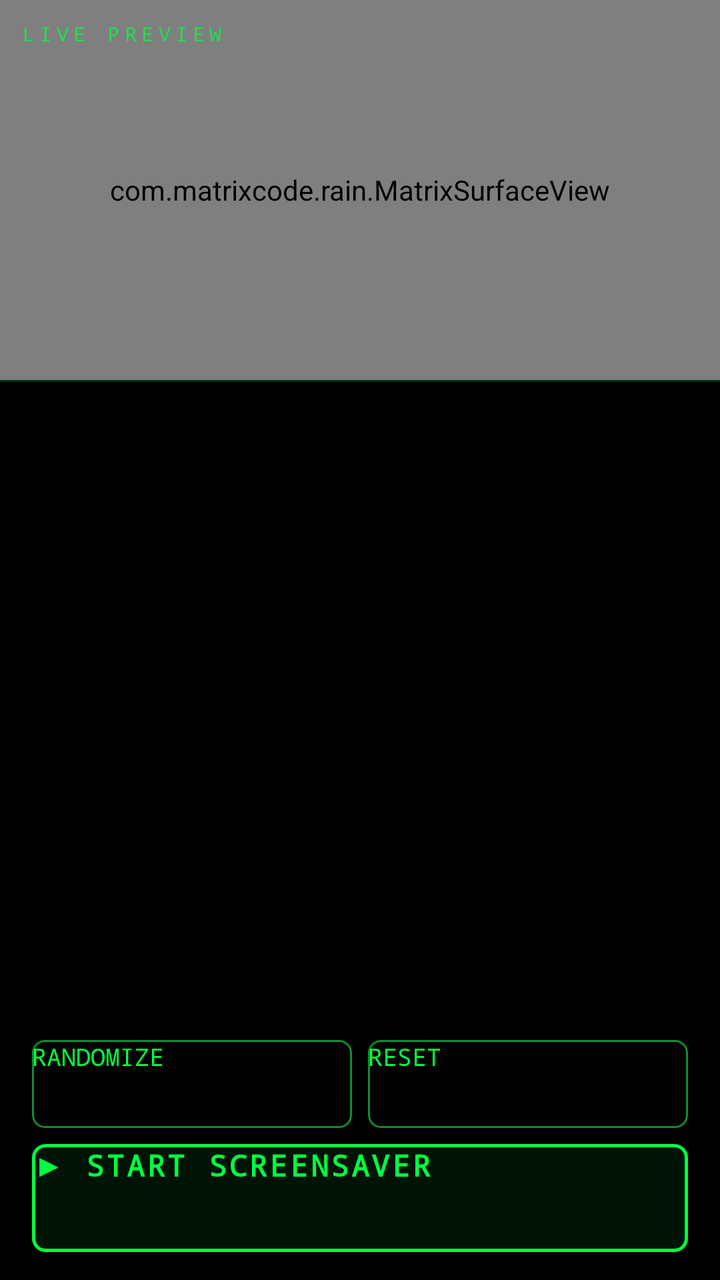
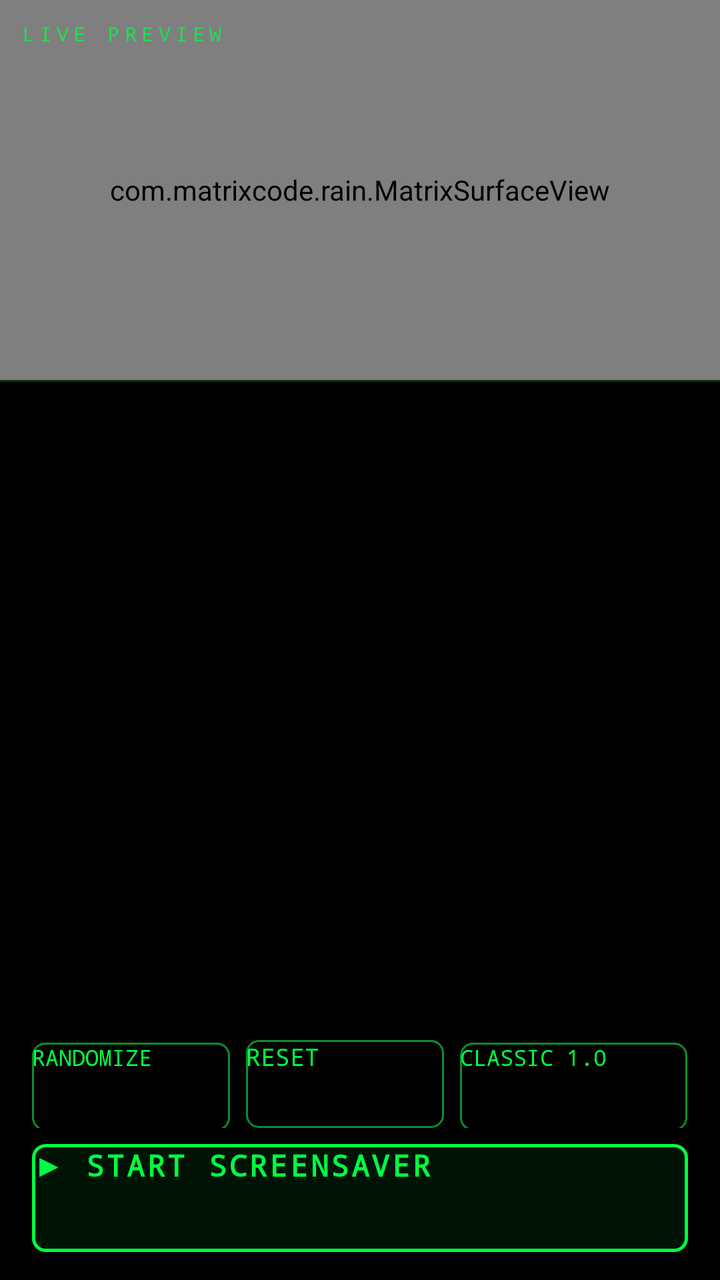

Screens rendered from an Android XML layout before and after an edit, with the pre-edit source and the edit as a unified diff.
<!-- AndroidManifest.xml: application theme Theme.MatrixCode -->
<!-- res/layout/activity_main.xml -->
<?xml version="1.0" encoding="utf-8"?>
<LinearLayout xmlns:android="http://schemas.android.com/apk/res/android"
    android:layout_width="match_parent"
    android:layout_height="match_parent"
    android:orientation="vertical"
    android:background="@color/black"
    android:fitsSystemWindows="true">

    <FrameLayout
        android:id="@+id/previewFrame"
        android:layout_width="match_parent"
        android:layout_height="190dp">

        <com.matrixcode.rain.MatrixSurfaceView
            android:id="@+id/preview"
            android:layout_width="match_parent"
            android:layout_height="match_parent" />

        <TextView
            android:layout_width="wrap_content"
            android:layout_height="wrap_content"
            android:layout_gravity="top|start"
            android:layout_margin="10dp"
            android:text="@string/preview_label"
            android:textColor="@color/matrix_green"
            android:alpha="0.75"
            android:letterSpacing="0.25"
            android:textSize="10sp"
            android:fontFamily="monospace" />
    </FrameLayout>

    <View
        android:layout_width="match_parent"
        android:layout_height="1dp"
        android:background="@color/panel_line" />

    <ScrollView
        android:id="@+id/scroll"
        android:layout_width="match_parent"
        android:layout_height="0dp"
        android:layout_weight="1"
        android:scrollbars="none"
        android:clipToPadding="false">

        <LinearLayout
            android:id="@+id/controls"
            android:layout_width="match_parent"
            android:layout_height="wrap_content"
            android:orientation="vertical"
            android:paddingStart="16dp"
            android:paddingEnd="16dp"
            android:paddingTop="8dp"
            android:paddingBottom="16dp" />
    </ScrollView>

    <LinearLayout
        android:layout_width="match_parent"
        android:layout_height="wrap_content"
        android:orientation="vertical"
        android:background="#F0000000"
        android:paddingStart="16dp"
        android:paddingEnd="16dp"
        android:paddingTop="10dp"
        android:paddingBottom="14dp">

        <LinearLayout
            android:layout_width="match_parent"
            android:layout_height="wrap_content"
            android:orientation="horizontal"
            android:paddingBottom="8dp">

            <Button
                android:id="@+id/btnRandomize"
                android:layout_width="0dp"
                android:layout_height="44dp"
                android:layout_weight="1"
                android:layout_marginEnd="8dp"
                android:background="@drawable/btn_secondary"
                android:text="@string/randomize"
                android:textColor="@color/matrix_green"
                android:textSize="12sp"
                android:fontFamily="monospace" />

            <Button
                android:id="@+id/btnReset"
                android:layout_width="0dp"
                android:layout_height="44dp"
                android:layout_weight="1"
                android:background="@drawable/btn_secondary"
                android:text="@string/reset"
                android:textColor="@color/matrix_green"
                android:textSize="12sp"
                android:fontFamily="monospace" />
        </LinearLayout>

        <Button
            android:id="@+id/btnStart"
            android:layout_width="match_parent"
            android:layout_height="54dp"
            android:background="@drawable/btn_primary"
            android:text="@string/start"
            android:textColor="@color/matrix_green"
            android:textSize="15sp"
            android:textStyle="bold"
            android:letterSpacing="0.08"
            android:fontFamily="monospace" />
    </LinearLayout>
</LinearLayout>
<!-- resources referenced by this layout -->
<resources>
  <color name="black">#FF000000</color>
  <color name="matrix_green">#FF00FF41</color>
  <color name="panel_line">#3300FF41</color>
  <!-- drawable btn_primary (drawable) -->
  <?xml version="1.0" encoding="utf-8"?>
  <selector xmlns:android="http://schemas.android.com/apk/res/android">
      <item android:state_pressed="true">
          <shape android:shape="rectangle">
              <solid android:color="#3300FF41" />
              <stroke android:width="1.5dp" android:color="@color/matrix_green" />
              <corners android:radius="6dp" />
          </shape>
      </item>
      <item>
          <shape android:shape="rectangle">
              <solid android:color="#1400FF41" />
              <stroke android:width="1.5dp" android:color="@color/matrix_green" />
              <corners android:radius="6dp" />
          </shape>
      </item>
  </selector>
  <!-- drawable btn_secondary (drawable) -->
  <?xml version="1.0" encoding="utf-8"?>
  <selector xmlns:android="http://schemas.android.com/apk/res/android">
      <item android:state_pressed="true">
          <shape android:shape="rectangle">
              <solid android:color="#2200FF41" />
              <stroke android:width="1dp" android:color="@color/matrix_green_dim" />
              <corners android:radius="6dp" />
          </shape>
      </item>
      <item>
          <shape android:shape="rectangle">
              <solid android:color="#00000000" />
              <stroke android:width="1dp" android:color="@color/matrix_green_dim" />
              <corners android:radius="6dp" />
          </shape>
      </item>
  </selector>
  <string name="preview_label">LIVE PREVIEW</string>
  <string name="randomize">RANDOMIZE</string>
  <string name="reset">RESET</string>
  <string name="start">▶  START SCREENSAVER</string>
  <style name="Theme.MatrixCode" parent="@android:style/Theme.Material.NoActionBar">
          <item name="android:windowBackground">@color/black</item>
          <item name="android:colorAccent">@color/matrix_green</item>
          <item name="android:colorPrimary">@color/black</item>
          <item name="android:statusBarColor">@color/black</item>
          <item name="android:navigationBarColor">@color/black</item>
          <item name="android:textColor">@color/matrix_green_pale</item>
      </style>
  <color name="matrix_green_dim">#FF0B8F2E</color>
  <color name="matrix_green_pale">#FFB9FFCB</color>
</resources>

<!-- the commit's change to res/layout/activity_main.xml (unified diff, before → after) -->
@@ -78,7 +78,7 @@
                 android:background="@drawable/btn_secondary"
                 android:text="@string/randomize"
                 android:textColor="@color/matrix_green"
-                android:textSize="12sp"
+                android:textSize="11sp"
                 android:fontFamily="monospace" />
 
             <Button
@@ -86,10 +86,22 @@
                 android:layout_width="0dp"
                 android:layout_height="44dp"
                 android:layout_weight="1"
+                android:layout_marginEnd="8dp"
                 android:background="@drawable/btn_secondary"
                 android:text="@string/reset"
                 android:textColor="@color/matrix_green"
                 android:textSize="12sp"
+                android:fontFamily="monospace" />
+
+            <Button
+                android:id="@+id/btnClassic"
+                android:layout_width="0dp"
+                android:layout_height="44dp"
+                android:layout_weight="1.15"
+                android:background="@drawable/btn_secondary"
+                android:text="@string/classic"
+                android:textColor="@color/matrix_green"
+                android:textSize="11sp"
                 android:fontFamily="monospace" />
         </LinearLayout>
 
<!-- resource entries referenced after the edit -->
@@ -39,6 +39,7 @@
           </shape>
       </item>
   </selector>
+  <string name="classic">CLASSIC 1.0</string>
   <string name="preview_label">LIVE PREVIEW</string>
   <string name="randomize">RANDOMIZE</string>
   <string name="reset">RESET</string>
